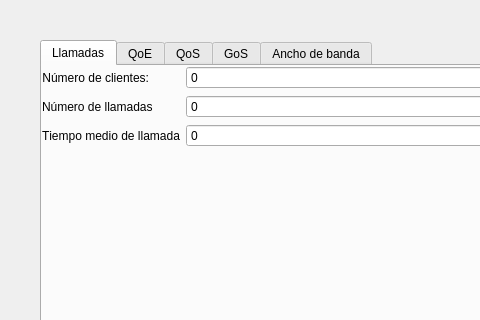
joseluistejero/voipNetworkQoS, file main_iu.ui: the form before one commit; both pictures show x 0 to 480 and y 0 to 320 of the 838 by 772 pixel window.
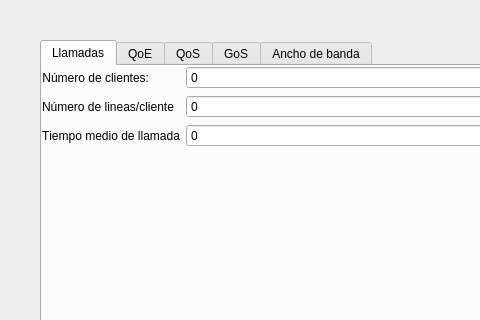
The form after the commit. The open tabs and pages were chosen to show the change.

Commit message: Cambio de nombre

The edit to the form file:
```diff
--- a/main_iu.ui
+++ b/main_iu.ui
@@ -117,7 +117,7 @@
           <bool>true</bool>
          </property>
          <property name="text">
-          <string>Número de llamadas</string>
+          <string>Número de lineas/cliente</string>
          </property>
         </widget>
        </item>
```
Left out of the diff: 2 changed lines with no effect on the pictures. The commit also changes 1 other file.
